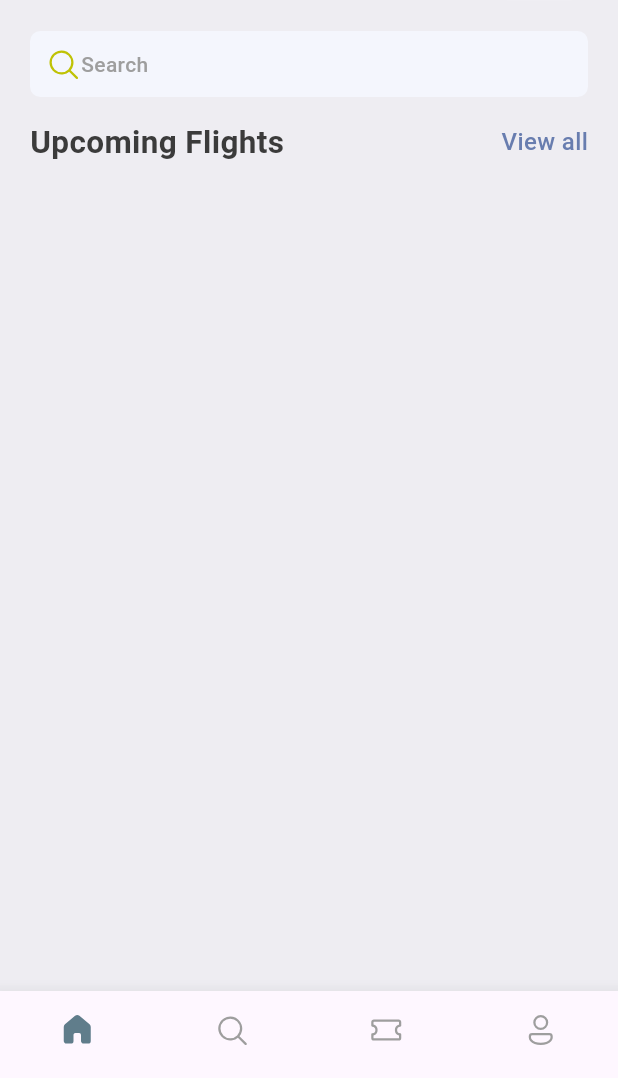
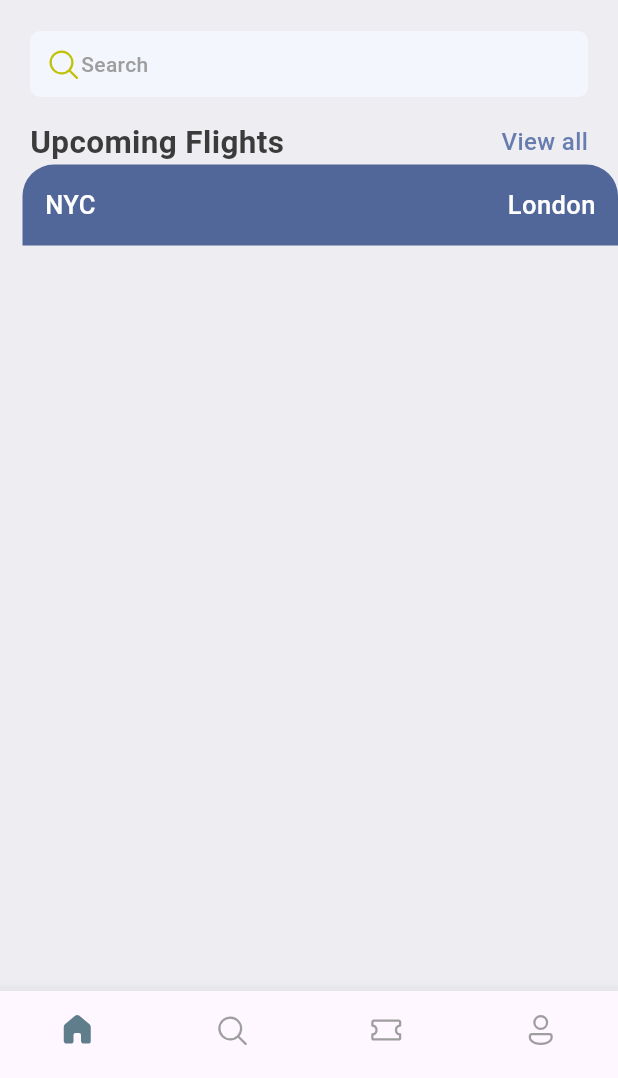
Before and after one commit to PiyushM109/TickIt_Flutter_TicketBooking_App, a Flutter app: the screen it shows after launch, on a phone screen of 412 x 824 dp, the part 158-1236 px from its top. Run offline on Flutter 3.47's test engine with Material 2 defaults, Android fonts, the phone set to English and light mode, and no system bars; our stand-ins replace fluentui_icons, gap.

Commit message:
Ticket View Layout

```diff
--- a/lib/screens/home_screen.dart
+++ b/lib/screens/home_screen.dart
@@ -1,6 +1,7 @@
 import 'package:fluentui_icons/fluentui_icons.dart';
 import 'package:flutter/material.dart';
 import 'package:gap/gap.dart';
+import 'package:tickit/screens/ticket_view.dart';
 import 'package:tickit/utils/app_styles.dart';
 
 class HomeScreen extends StatelessWidget {
@@ -94,6 +95,7 @@ class HomeScreen extends StatelessWidget {
               ],
             ),
           ),
+          TicketView(),
         ],
       ),
     );
--- /dev/null
+++ b/lib/screens/ticket_view.dart
@@ -0,0 +1,47 @@
+import 'package:flutter/material.dart';
+import 'package:tickit/utils/app_layout.dart';
+import 'package:tickit/utils/app_styles.dart';
+
+class TicketView extends StatelessWidget {
+  const TicketView({super.key});
+
+  @override
+  Widget build(BuildContext context) {
+    final size = AppLayout.getSize(context);
+    return SizedBox(
+      width: size.width,
+      height: 200,
+      child: Container(
+        margin: const EdgeInsets.only(left: 15),
+        child: Column(
+          children: [
+            Container(
+              decoration: BoxDecoration(
+                  color: const Color(0xFF526799),
+                  borderRadius: BorderRadius.only(
+                    topLeft: Radius.circular(21),
+                    topRight: Radius.circular(21)
+                  )),
+              padding: const EdgeInsets.all(15),
+              child: Column(children: [
+                Row(
+                  children: [
+                    Text(
+                      "NYC",
+                      style: styles.headLineStyle3.copyWith(color: Colors.white),
+                    ),
+                    const Spacer(),
+                    Text(
+                      "London",
+                      style: styles.headLineStyle3.copyWith(color: Colors.white),
+                    ),
+                  ],
+                )
+              ]),
+            )
+          ],
+        ),
+      ),
+    );
+  }
+}
--- /dev/null
+++ b/lib/utils/app_layout.dart
@@ -0,0 +1,7 @@
+import 'package:flutter/material.dart';
+
+class AppLayout{
+  static getSize(BuildContext context){
+    return MediaQuery.of(context).size;
+  }
+}
```
